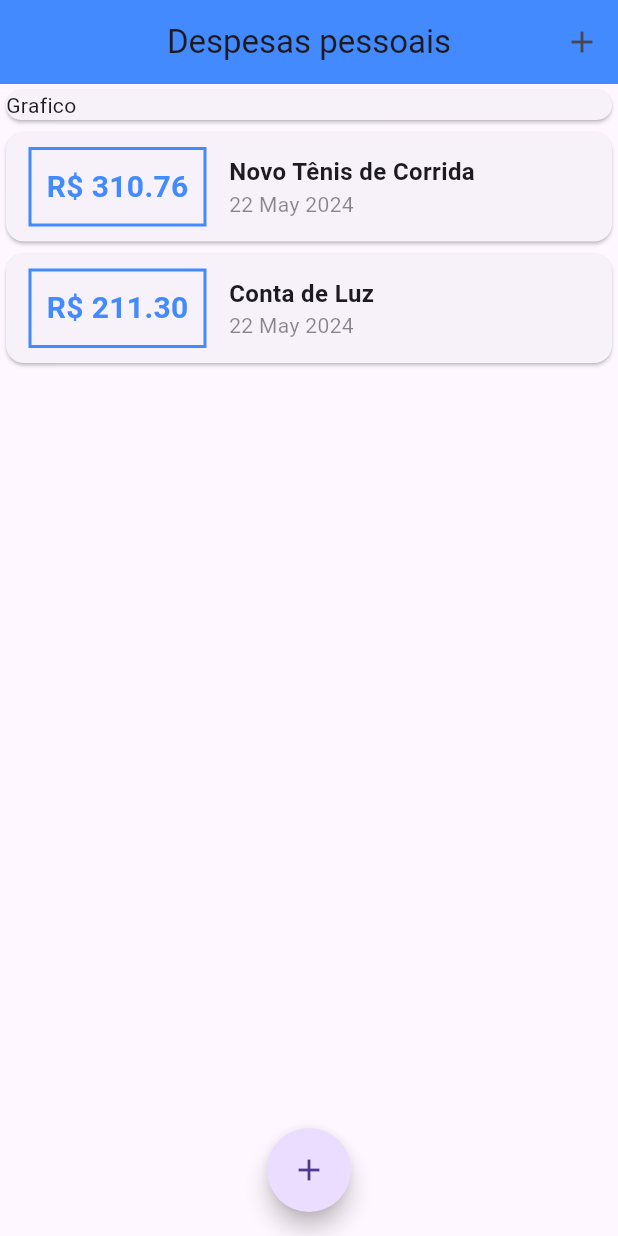
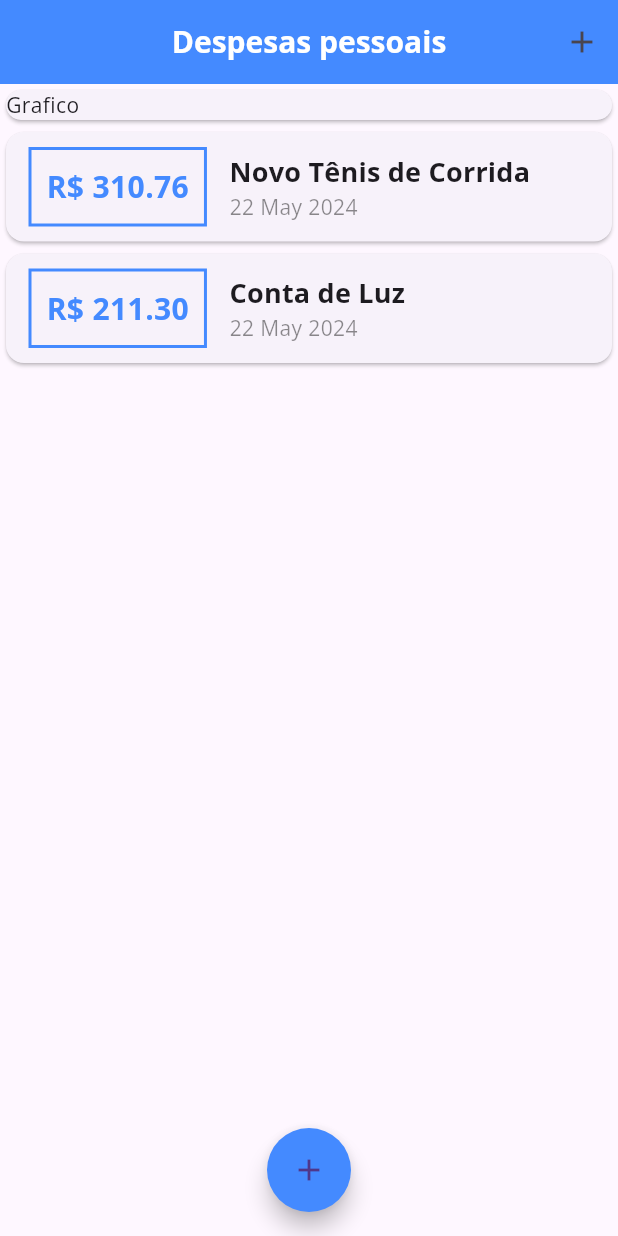
Before and after one commit to geovannifranca/expenses, a Flutter app: the screen it shows after launch, on a phone screen of 412 x 824 dp. Run offline on Flutter 3.47's test engine with Material 3 defaults, Android fonts, the phone set to English and light mode, and no system bars.

Commit message:
add fontes

```diff
--- a/lib/components/transaction_list.dart
+++ b/lib/components/transaction_list.dart
@@ -45,10 +45,7 @@ class TransactionList extends StatelessWidget {
                     children: [
                       Text(
                         tr.title,
-                        style: const TextStyle(
-                          fontSize: 16,
-                          fontWeight: FontWeight.bold,
-                        ),
+                        style: Theme.of(context).textTheme.titleMedium,
                       ),
                       Text(
                         DateFormat('d MMM y').format(tr.date),
--- a/lib/main.dart
+++ b/lib/main.dart
@@ -12,15 +12,25 @@ class ExpensesApp extends StatelessWidget {
 
   @override
   Widget build(BuildContext context) {
-    return  MaterialApp(
-        debugShowCheckedModeBanner: false,
-        home: const MyHomePage(),
-        theme: ThemeData(
+    return MaterialApp(
+      debugShowCheckedModeBanner: false,
+      home: const MyHomePage(),
+      theme: ThemeData(
           primaryColor: Colors.blueAccent,
-          accentColor: Color.amber,
-        ),
-        );
-
+          fontFamily: 'OpenSans',
+          textTheme: const TextTheme(
+              titleMedium: TextStyle(
+            fontFamily: 'OpenSans',
+            fontWeight: FontWeight.bold,
+            fontSize: 18,
+          )),
+          appBarTheme: const AppBarTheme(
+              titleTextStyle: TextStyle(
+            fontFamily: 'OpenSans',
+            fontWeight: FontWeight.bold,
+            fontSize: 20,
+          ))),
+    );
   }
 }
 
@@ -101,6 +111,7 @@ class _MyHomePageState extends State<MyHomePage> {
       floatingActionButton: FloatingActionButton(
         onPressed: () => _openTransactionFormModal(context),
         shape: const CircleBorder(),
+        backgroundColor: Theme.of(context).primaryColor,
         child: const Icon(Icons.add),
       ),
       floatingActionButtonLocation: FloatingActionButtonLocation.centerFloat,
```
Also changed, not shown: pubspec.yaml (+11 -6 lines), assets/fonts/OpenSans-Bold.ttf (added), assets/fonts/OpenSans-Regular.ttf (added), assets/fonts/Quicksand-Bold.ttf (added), assets/fonts/Quicksand-Light.ttf (added), assets/fonts/Quicksand-Medium.ttf (added), assets/fonts/Quicksand-Regular.ttf (added).
